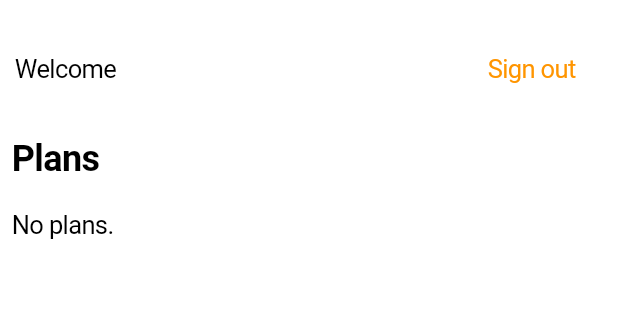
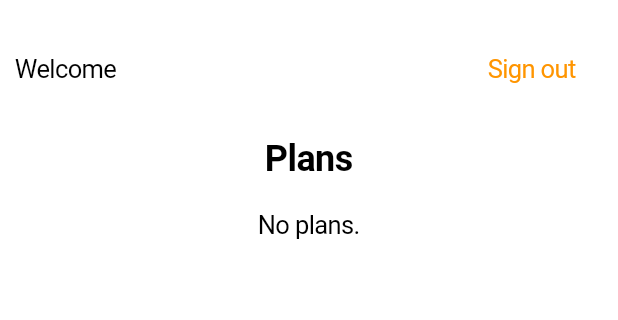
Before and after one commit to harysuryanto/zor_lite, a Flutter app: the screen it shows once a user with an empty profile is signed in, on a phone screen of 412 x 824 dp, the part 48-368 px from its top. Run offline on Flutter 3.47's test engine with Material 2 defaults, Android fonts, the phone set to English and light mode, and no system bars; our stand-ins replace cloud_firestore, firebase_auth, firebase_core, go_router; accounts and stored records are empty.

Commit message:
create ScaffoldBodyWithSafeArea widget, and improve ui

```diff
--- a/lib/screens/home_screen.dart
+++ b/lib/screens/home_screen.dart
@@ -6,6 +6,7 @@ import 'package:provider/provider.dart';
 import '../databases/database.dart';
 import '../models/plan.dart';
 import '../providers/user.dart';
+import '../widgets/global/ScaffoldBodyWithSafeArea/scaffold_body_with_safe_area.dart';
 import '../widgets/login/login.dart';
 import '../widgets/plan/plan_list.dart';
 
@@ -38,9 +39,7 @@ class HomeScreen extends StatelessWidget {
           },
         ),
       ),
-      child: SafeArea(
-        child: ListView(
-          padding: const EdgeInsets.all(8),
+      child: ScaffoldBodyWithSafeArea(
         children: [
           Row(
             mainAxisAlignment: MainAxisAlignment.spaceBetween,
@@ -71,7 +70,6 @@ class HomeScreen extends StatelessWidget {
           ),
         ],
       ),
-      ),
     );
   }
 }
--- /dev/null
+++ b/lib/widgets/global/ScaffoldBodyWithSafeArea/scaffold_body_with_safe_area.dart
@@ -0,0 +1,26 @@
+import 'package:flutter/cupertino.dart';
+
+class ScaffoldBodyWithSafeArea extends StatelessWidget {
+  const ScaffoldBodyWithSafeArea({
+    Key? key,
+    required this.children,
+    this.padding = const EdgeInsets.all(8),
+  }) : super(key: key);
+
+  final List<Widget> children;
+  final EdgeInsetsGeometry padding;
+
+  @override
+  Widget build(BuildContext context) {
+    return ListView(
+      padding: padding,
+      children: [
+        SafeArea(
+          child: Column(
+            children: children,
+          ),
+        ),
+      ],
+    );
+  }
+}
```
Lines whose indentation alone changed are shown as unchanged.
